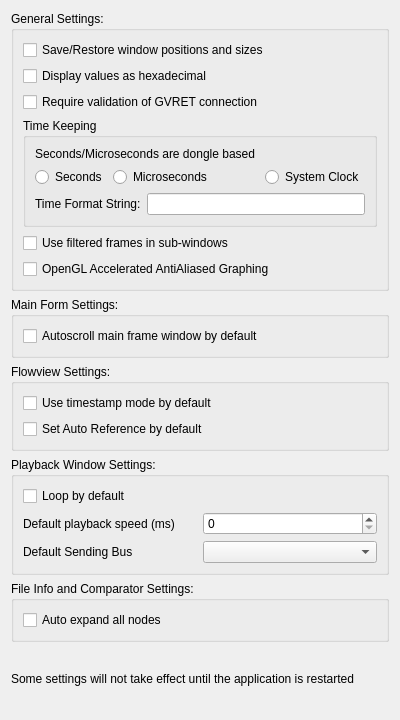
Above: ui/mainsettingsdialog.ui from collin80/SavvyCAN before the change. Below: the same form after it.
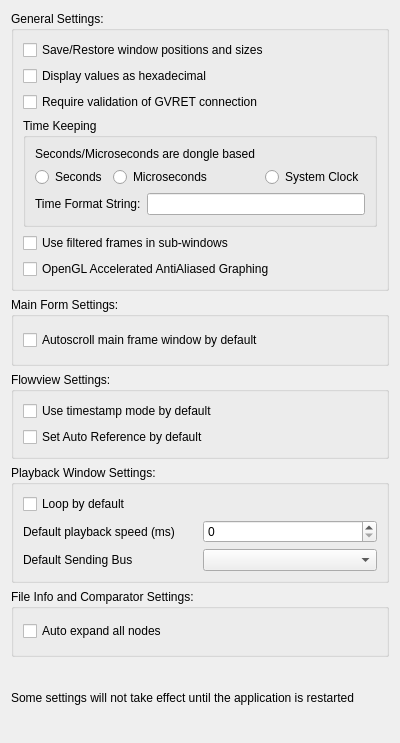
That is the form after the change.

What changed in the file:
```diff
--- a/ui/mainsettingsdialog.ui
+++ b/ui/mainsettingsdialog.ui
@@ -7,7 +7,7 @@
     <x>0</x>
     <y>0</y>
     <width>400</width>
-    <height>720</height>
+    <height>743</height>
    </rect>
   </property>
   <property name="windowTitle">
```
Left out of the diff: 18 changed lines with no effect on the pictures.
